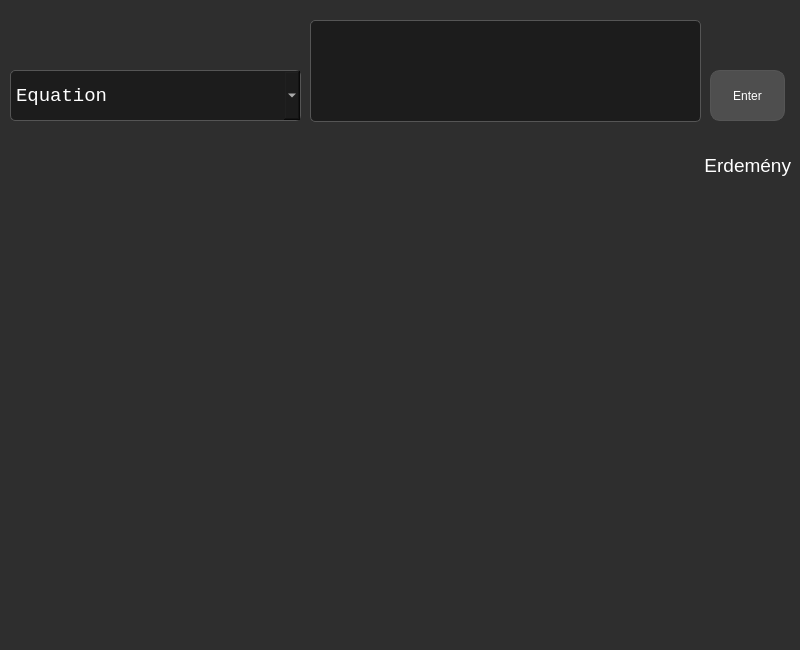
Before: the Qt Designer form Engineering calculator/UI_files/egyenlet.ui in Ilonczai-Andras/Mernoki-szamologep-szakdolgozat, drawn with Qt 5.
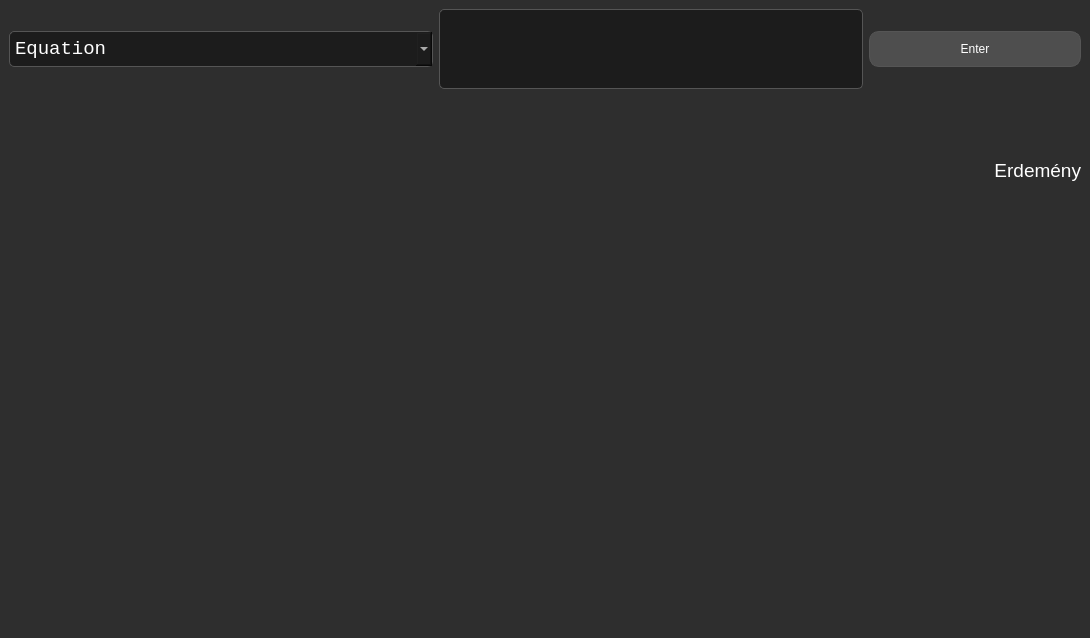
After: the same form once the commit is applied.

Diff of the .ui file:
```diff
--- a/Engineering calculator/UI_files/egyenlet.ui
+++ b/Engineering calculator/UI_files/egyenlet.ui
@@ -6,20 +6,14 @@
    <rect>
     <x>0</x>
     <y>0</y>
-    <width>800</width>
-    <height>650</height>
+    <width>1090</width>
+    <height>638</height>
    </rect>
   </property>
   <property name="minimumSize">
    <size>
     <width>800</width>
-    <height>650</height>
-   </size>
-  </property>
-  <property name="maximumSize">
-   <size>
-    <width>800</width>
-    <height>650</height>
+    <height>600</height>
    </size>
   </property>
   <property name="windowTitle">
@@ -31,15 +25,13 @@
             background-color: #2E2E2E;
         }</string>
    </property>
+   <layout class="QVBoxLayout" name="verticalLayout_2">
+    <item>
+     <layout class="QVBoxLayout" name="verticalLayout" stretch="1,2,5">
+      <item>
+       <layout class="QHBoxLayout" name="horizontalLayout" stretch="2,2,1">
+        <item>
    <widget class="QComboBox" name="comboBox">
-    <property name="geometry">
-     <rect>
-      <x>10</x>
-      <y>70</y>
-      <width>291</width>
-      <height>51</height>
-     </rect>
-    </property>
     <property name="font">
      <font>
       <family>Courier New</family>
@@ -78,43 +70,30 @@
      </property>
     </item>
    </widget>
-   <widget class="QLabel" name="label_2">
-    <property name="geometry">
-     <rect>
-      <x>10</x>
-      <y>130</y>
-      <width>781</width>
-      <height>71</height>
-     </rect>
-    </property>
-    <property name="font">
-     <font>
-      <pointsize>14</pointsize>
-     </font>
-    </property>
+        </item>
+        <item>
+         <widget class="QTextEdit" name="text_edit">
     <property name="styleSheet">
-     <string notr="true">QLabel#label_2 {
+           <string notr="true">QTextEdit#text_edit{
+            background: #1C1C1C;
             color: #FFFFFF;
+            font-family: 'Courier New', Courier, monospace;
             font-size: 14pt;
-            qproperty-alignment: 'AlignRight | AlignTrailing | AlignVCenter';
+        }
+ QTextEdit{
+            background-color: #1C1C1C;
+            color: #FFFFFF;
+            font-size: 14pt;
+            font-family: 'Courier New', Courier, monospace;
+            border: 1px solid #555555;
+            border-radius: 5px;
+            padding: 5px;
         }</string>
     </property>
-    <property name="text">
-     <string>Erdemény</string>
-    </property>
-    <property name="alignment">
-     <set>Qt::AlignRight|Qt::AlignTrailing|Qt::AlignVCenter</set>
-    </property>
-   </widget>
+         </widget>
+        </item>
+        <item>
    <widget class="QPushButton" name="pushButton">
-    <property name="geometry">
-     <rect>
-      <x>710</x>
-      <y>70</y>
-      <width>75</width>
-      <height>51</height>
-     </rect>
-    </property>
     <property name="styleSheet">
      <string notr="true">QPushButton {
             background-color: #4E4E4E;
@@ -134,33 +113,43 @@
      <string>Enter</string>
     </property>
    </widget>
-   <widget class="QTextEdit" name="text_edit">
-    <property name="geometry">
-     <rect>
-      <x>310</x>
-      <y>20</y>
-      <width>391</width>
-      <height>102</height>
-     </rect>
+        </item>
+       </layout>
+      </item>
+      <item>
+       <widget class="QLabel" name="label_2">
+        <property name="sizePolicy">
+         <sizepolicy hsizetype="Preferred" vsizetype="Preferred">
+          <horstretch>0</horstretch>
+          <verstretch>0</verstretch>
+         </sizepolicy>
+        </property>
+        <property name="font">
+         <font>
+          <pointsize>14</pointsize>
+         </font>
     </property>
     <property name="styleSheet">
-     <string notr="true">QTextEdit#text_edit{
-            background: #1C1C1C;
+         <string notr="true">QLabel#label_2 {
             color: #FFFFFF;
-            font-family: 'Courier New', Courier, monospace;
             font-size: 14pt;
-        }
- QTextEdit{
-            background-color: #1C1C1C;
-            color: #FFFFFF;
-            font-size: 14pt;
-            font-family: 'Courier New', Courier, monospace;
-            border: 1px solid #555555;
-            border-radius: 5px;
-            padding: 5px;
+            qproperty-alignment: 'AlignRight | AlignTrailing | AlignVCenter';
         }</string>
     </property>
-   </widget>
+        <property name="text">
+         <string>Erdemény</string>
+        </property>
+        <property name="alignment">
+         <set>Qt::AlignRight|Qt::AlignTrailing|Qt::AlignVCenter</set>
+        </property>
+       </widget>
+      </item>
+      <item>
+       <widget class="QWidget" name="canvaswidget" native="true"/>
+      </item>
+     </layout>
+    </item>
+   </layout>
   </widget>
  </widget>
  <resources/>
```
Left out of the diff: 6 changed lines with no effect on the pictures. Lines whose indentation alone changed are shown as unchanged.
